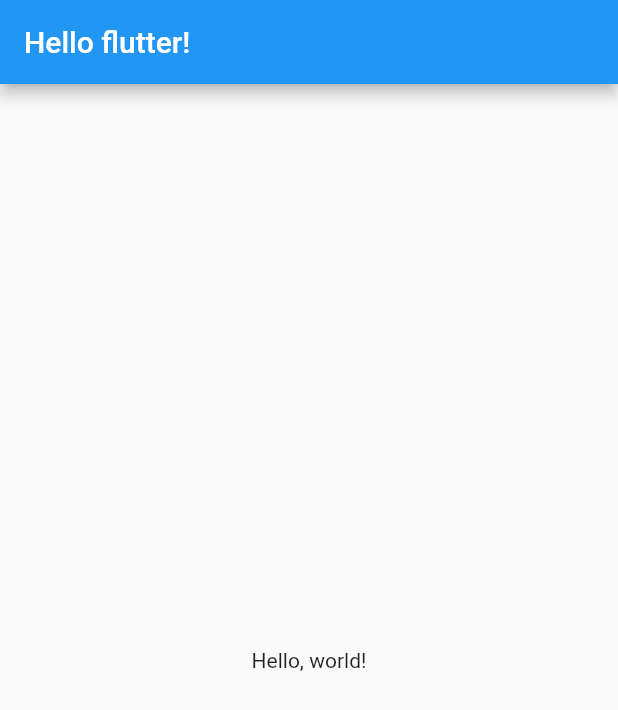
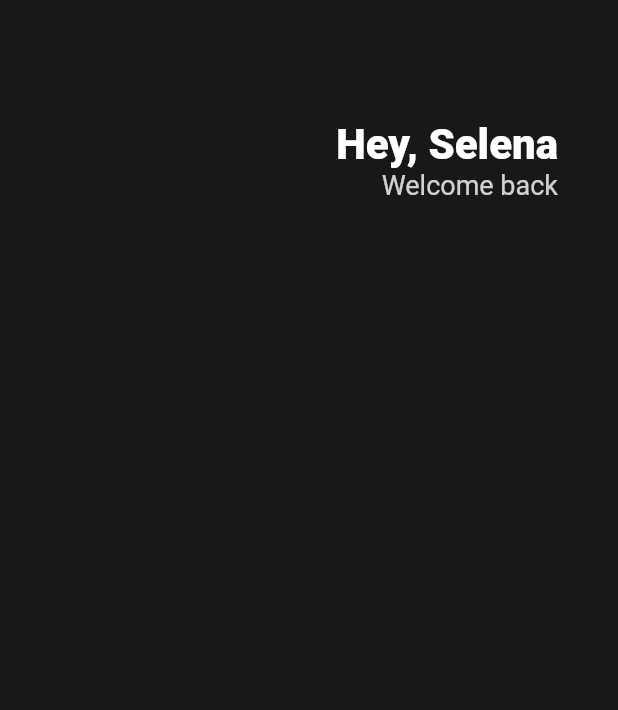
Before and after one commit to jinlee1703/flutter_study_toonflix, a Flutter app: the screen it shows after launch, on a phone screen of 412 x 824 dp. Shown: the top 710 px of the screen. Run offline on Flutter 3.47's test engine with Material 2 defaults, Android fonts, the phone set to English and light mode, and no system bars.

Commit message:
feat: implement header from Chapter3

```diff
--- a/lib/main.dart
+++ b/lib/main.dart
@@ -8,12 +8,38 @@ class App extends StatelessWidget {
   Widget build(BuildContext context) {
     return MaterialApp(
       home: Scaffold(
-        appBar: AppBar(
-          title: Text('Hello flutter!'),
-        ),
-        body: Center(
-          child: Text('Hello, world!'),
-        ),
+        backgroundColor: Color(0xFF181818),
+        body:
+            Padding(padding: EdgeInsets.symmetric(horizontal: 40),
+            child: Column(
+              children: [
+              SizedBox(height: 80,),
+        Row(
+          mainAxisAlignment: MainAxisAlignment.end,
+          children: [
+            Column(
+              crossAxisAlignment: CrossAxisAlignment.end,
+              children: [
+                Text('Hey, Selena',
+                    style: TextStyle(
+                        color: Colors.white,
+                        fontSize: 28,
+                        fontWeight: FontWeight.w800
+                    )
+                ),
+                Text('Welcome back',
+                    style: TextStyle(
+                        color: Color.fromRGBO(255, 255, 255, 0.8),
+                        fontSize: 18
+                    )
+                ),
+              ],
+            ),
+          ],
+        )
+        ],
+      ),),
+
       ),
     );
   }
```
